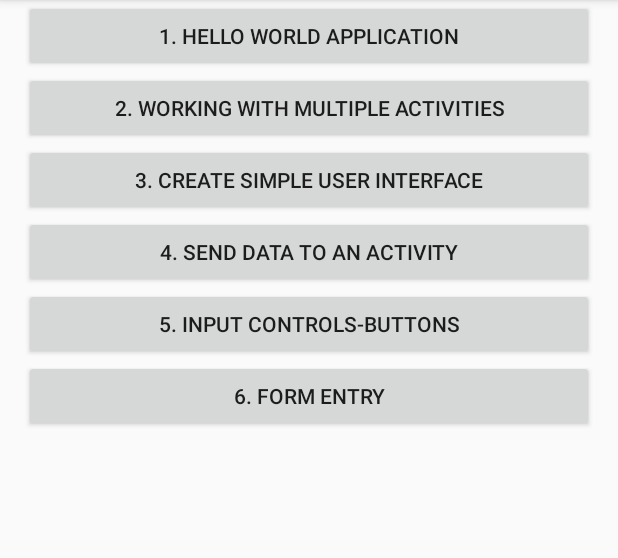
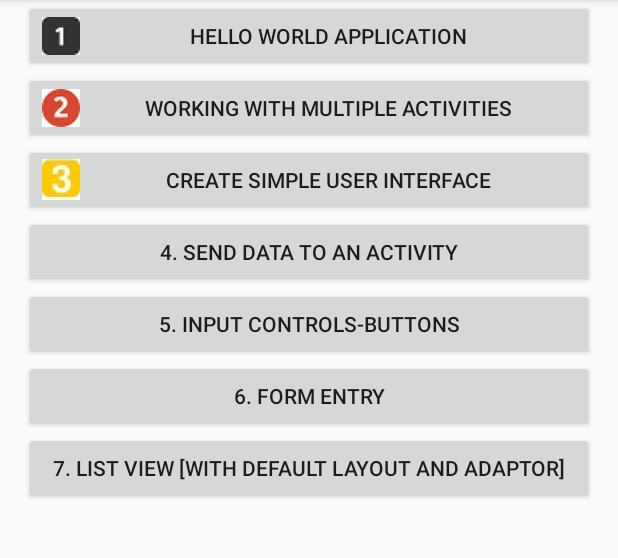
Before and after one commit to Subrato92/Android_Tutorial, an Android app: the screen it shows after launch (IndexActivity), on a phone screen of 412 x 824 dp, the part 84-642 px from its top. Run offline under Robolectric (Android 15) with nearby library versions, the phone set to English and light mode, and no system bars.

Commit message:
Activity Unit07 Executed Successfully

```diff
--- a/app/src/main/AndroidManifest.xml
+++ b/app/src/main/AndroidManifest.xml
@@ -11,7 +11,6 @@
         <activity android:name=".IndexActivity">
             <intent-filter>
                 <action android:name="android.intent.action.MAIN" />
-
                 <category android:name="android.intent.category.LAUNCHER" />
             </intent-filter>
         </activity>
@@ -20,7 +19,8 @@
         <activity android:name=".Unit03" />
         <activity android:name=".Unit04" />
         <activity android:name=".Unit05" />
-        <activity android:name=".Unit06"></activity>
+        <activity android:name=".Unit06" />
+        <activity android:name=".Unit07"></activity>
     </application>
 
 </manifest>
--- a/app/src/main/res/layout/activity_index.xml
+++ b/app/src/main/res/layout/activity_index.xml
@@ -12,21 +12,24 @@
         android:layout_width="match_parent"
         android:layout_height="wrap_content"
         android:text="@string/ch01"
-        android:onClick="toCourse"/>
+        android:onClick="toCourse"
+        android:drawableLeft="@drawable/one_1"/>
 
     <Button
         android:id="@+id/Unit_02"
         android:layout_width="match_parent"
         android:layout_height="wrap_content"
         android:text="@string/ch02"
-        android:onClick="toCourse"/>
+        android:onClick="toCourse"
+        android:drawableLeft="@drawable/two" />
 
     <Button
         android:id="@+id/Unit_03"
         android:layout_width="match_parent"
         android:layout_height="wrap_content"
         android:text="@string/ch03"
-        android:onClick="toCourse"/>
+        android:onClick="toCourse"
+        android:drawableLeft="@drawable/three"/>
 
     <Button
         android:id="@+id/Unit_04"
@@ -49,4 +52,11 @@
         android:text="@string/ch06"
         android:onClick="toCourse"/>
 
+    <Button
+        android:id="@+id/Unit_07"
+        android:layout_width="match_parent"
+        android:layout_height="wrap_content"
+        android:text="@string/ch07"
+        android:onClick="toCourse"/>
+
 </LinearLayout>
--- a/app/src/main/res/values/colors.xml
+++ b/app/src/main/res/values/colors.xml
@@ -3,4 +3,7 @@
     <color name="colorPrimary">#3F51B5</color>
     <color name="colorPrimaryDark">#303F9F</color>
     <color name="colorAccent">#FF4081</color>
+
+    <drawable name="green01">#558B2F</drawable>
+    <drawable name="yelow01">#D4E157</drawable>
 </resources>
--- a/app/src/main/res/values/strings.xml
+++ b/app/src/main/res/values/strings.xml
@@ -1,9 +1,9 @@
 <resources>
     <string name="app_name">Android Tutorial</string>
 
-    <string name="ch01">1. Hello World Application</string>
-    <string name="ch02">2. Working With Multiple Activities</string>
-    <string name="ch03">3. Create Simple User Interface</string>
+    <string name="ch01">Hello World Application</string>
+    <string name="ch02">Working With Multiple Activities</string>
+    <string name="ch03">Create Simple User Interface</string>
     <string name="ch04">4. Send Data to An Activity</string>
 
     <string name="ch05">5. Input Controls-Buttons</string>
@@ -40,4 +40,8 @@
     <string name="ch06_cb03">Android</string>
     <string name="ch06_cb04">Data Analytics</string>
     <string name="sbmt">Submit</string>
+
+    <string name="ch07">7. List View [With Default Layout And Adaptor]</string>
+    <string name="ch07_intro">Below is the list of Algorithm topics >></string>
+
 </resources>
```
Also changed, not shown: app/src/main/java/com/example/android/androidtutorial/IndexActivity.java (+7 -3 lines), app/src/main/java/com/example/android/androidtutorial/Unit07.java (added, +38 -0 lines), app/src/main/res/drawable/list_selector.xml (added, +12 -0 lines), app/src/main/res/layout/activity_unit07.xml (added, +41 -0 lines), app/src/main/res/drawable/one_1.png (added), app/src/main/res/drawable/three.jpg (added), app/src/main/res/drawable/two.png (added).
